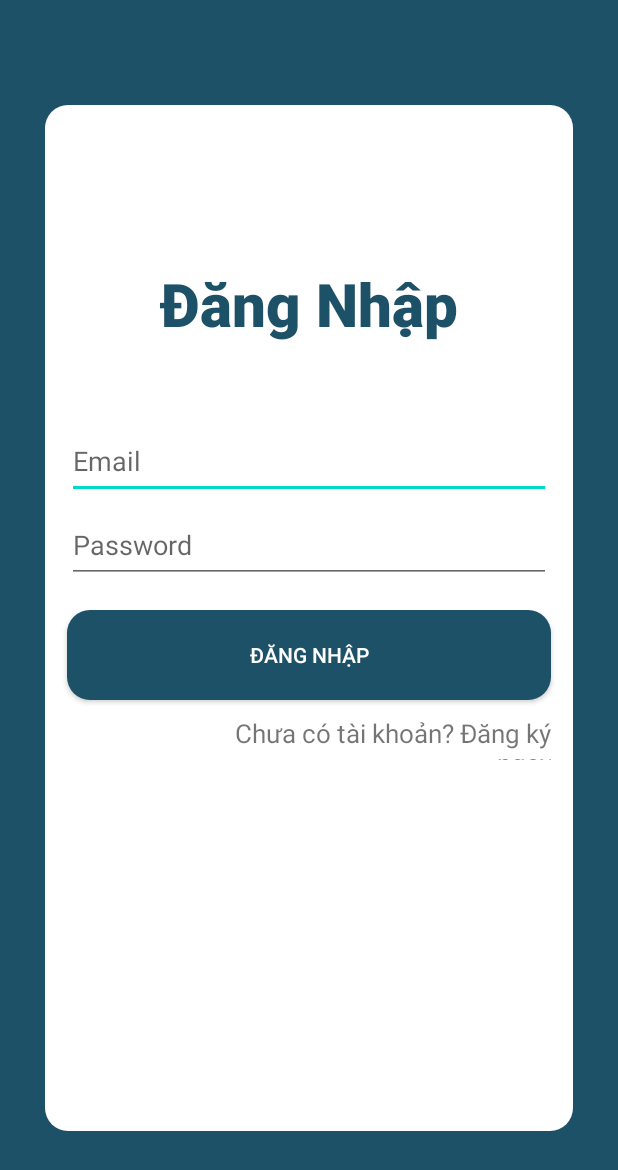
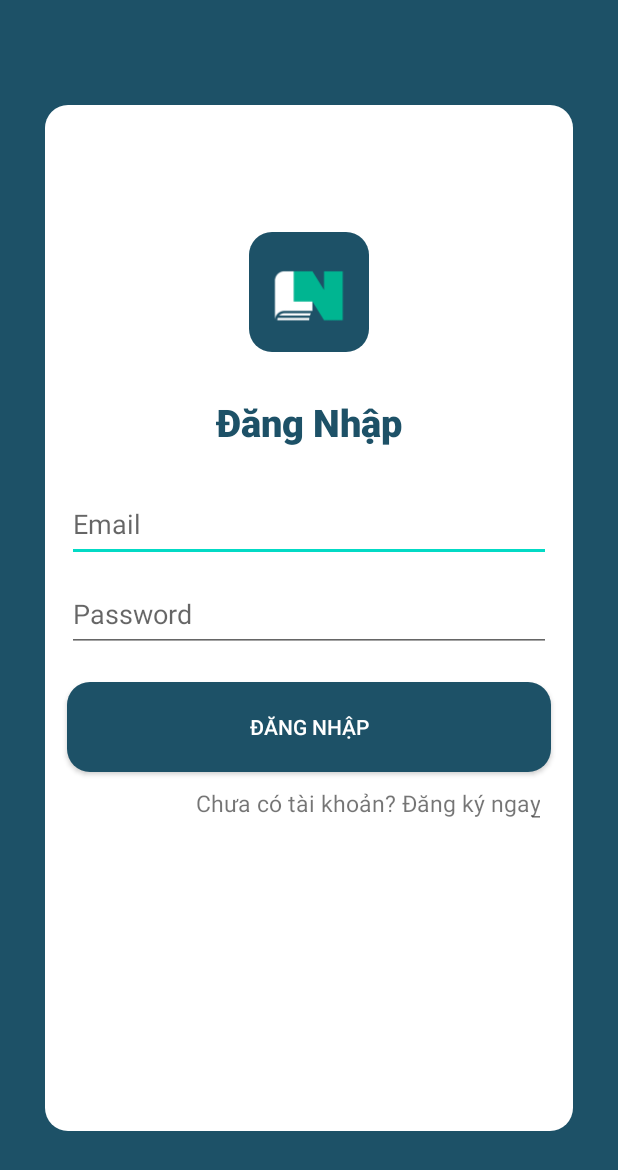
Before and after one commit to D-an-gang/Heko, an Android app: the layout activity_login.xml on its own in the app's theme, with its tools: preview values and no code run, on a phone screen of 412 x 824 dp. Shown: the top 1170 px of the screen. Run offline under Robolectric (Android 15) with nearby library versions, the phone set to English and light mode, and no system bars.

Commit message:
to be done more

```diff
--- a/app/src/main/res/layout/activity_login.xml
+++ b/app/src/main/res/layout/activity_login.xml
@@ -14,70 +14,86 @@
         android:layout_height="match_parent"
         android:background="@drawable/curve_box_white"
         app:layout_constraintBottom_toBottomOf="parent"
+        app:layout_constraintHorizontal_bias="0.733"
         app:layout_constraintLeft_toLeftOf="parent"
         app:layout_constraintRight_toRightOf="parent"
-        app:layout_constraintTop_toTopOf="parent">
+        app:layout_constraintTop_toTopOf="parent"
+        app:layout_constraintVertical_bias="0.571">
+
+        <ImageView
+            android:id="@+id/login_logo"
+            android:contentDescription="@string/logo_description"
+            app:layout_constraintTop_toTopOf="parent"
+            app:layout_constraintLeft_toLeftOf="parent"
+            app:layout_constraintRight_toRightOf="parent"
+            android:layout_width="80dp"
+            android:layout_height="80dp"
+            android:background="@drawable/curve_box_teal_bg"
+            android:src="@mipmap/ic_launcher"
+            tools:layout_editor_absoluteX="132dp"
+            tools:layout_editor_absoluteY="67dp"
+            android:layout_marginTop="80dp"
+            />
 
         <TextView
-            android:layout_width="@dimen/login_title_w"
-            android:layout_height="@dimen/login_title_h"
-            android:layout_marginTop="88dp"
+
+            android:id="@+id/login_title"
+            android:layout_width="185dp"
+            android:layout_height="46dp"
+            android:layout_marginTop="24dp"
+            android:fontFamily="@string/login_title_font"
+            android:gravity="center"
             android:text="@string/title_activity_login"
             android:textColor="@color/background"
             android:textSize="@dimen/login_title_fontSize"
-            android:fontFamily="@string/login_title_font"
-            app:layout_constraintTop_toTopOf="parent"
-            tools:layout_editor_absoluteX="52dp"
-            android:gravity="center"
+            app:layout_constraintLeft_toLeftOf="parent"
             app:layout_constraintRight_toRightOf="parent"
-            app:layout_constraintLeft_toLeftOf="parent"
-            android:id="@+id/login_title"
-            />
+            app:layout_constraintTop_toBottomOf="@id/login_logo" />
 
         <EditText
+            android:id="@+id/txt_email"
             android:layout_width="match_parent"
             android:layout_height="50dp"
-            android:layout_marginTop="120dp"
             android:layout_marginHorizontal="10dp"
-            app:layout_constraintTop_toTopOf="@id/login_title"
-            tools:layout_editor_absoluteX="5dp"
+            android:layout_marginTop="20dp"
             android:hint="@string/prompt_email"
-            android:id="@+id/txt_email"
-            ></EditText>
+            app:layout_constraintTop_toBottomOf="@id/login_title"
+            tools:layout_editor_absoluteX="5dp"></EditText>
 
         <EditText
             android:id="@+id/txt_pw"
             android:layout_width="match_parent"
             android:layout_height="50dp"
             android:layout_marginHorizontal="10dp"
-            android:layout_marginTop="56dp"
+            android:layout_marginTop="10dp"
             android:hint="@string/prompt_password"
-            app:layout_constraintTop_toTopOf="@id/txt_email"
+            app:layout_constraintTop_toBottomOf="@id/txt_email"
             tools:layout_editor_absoluteX="15dp"></EditText>
 
         <androidx.appcompat.widget.AppCompatButton
+            android:id="@+id/btn_submit"
             android:layout_width="match_parent"
             android:layout_height="60dp"
             android:layout_marginHorizontal="10dp"
-            android:layout_marginTop="68dp"
+            android:layout_marginTop="20dp"
             android:background="@drawable/curve_box_teal_bg"
-            app:layout_constraintTop_toTopOf="@id/txt_pw"
-            tools:layout_editor_absoluteX="16dp"
             android:text="@string/title_activity_login"
             android:textColor="@color/white"
-            android:id="@+id/btn_submit"
-            />
+            app:layout_constraintTop_toBottomOf="@id/txt_pw"
+            tools:layout_editor_absoluteX="16dp" />
+
         <TextView
             android:id="@+id/signup_link"
             android:layout_width="250dp"
             android:layout_height="30dp"
+            android:layout_marginTop="10dp"
+            android:layout_marginRight="10dp"
+            android:gravity="right"
             android:text="@string/login_signup_link"
+            android:textSize="15sp"
+            app:layout_constraintRight_toRightOf="parent"
             app:layout_constraintTop_toBottomOf="@id/btn_submit"
-            android:layout_marginTop="10dp"
-            app:layout_constraintRight_toRightOf="parent"
-            android:gravity="right"
-            android:textSize="17sp"
-            android:layout_marginRight="10dp"
+            android:paddingRight="7dp"
             />
     </androidx.constraintlayout.widget.ConstraintLayout>
 
--- a/app/src/main/res/values/dimens.xml
+++ b/app/src/main/res/values/dimens.xml
@@ -11,6 +11,6 @@
     <dimen name="login_padding_v">70dp</dimen>
     <dimen name="login_title_w">240dp</dimen>
     <dimen name="login_title_h">80dp</dimen>
-    <dimen name="login_title_fontSize">40sp</dimen>
+    <dimen name="login_title_fontSize">25sp</dimen>
 
 </resources>
```
Also changed, not shown: app/src/main/java/project/heko/MainActivity.java (+41 -2 lines), app/src/main/java/project/heko/auth/LoginActivity.java (+54 -2 lines).
